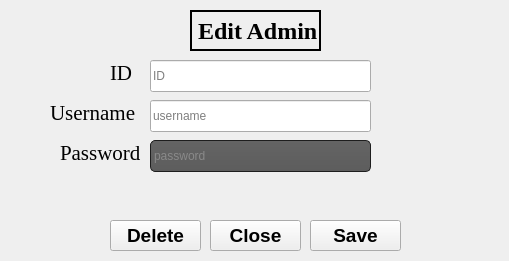
The window that gui/lmsadminedit.ui (elshobaky/MeX-LMS) describes before a commit, drawn with Qt 5.
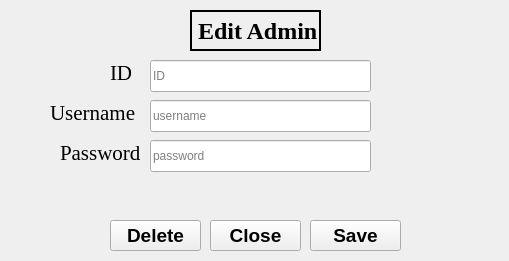
The same window after the commit. Icons and pictures are not drawn.

Patch:
```diff
--- a/gui/lmsadminedit.ui
+++ b/gui/lmsadminedit.ui
@@ -43,465 +43,7 @@
     </rect>
    </property>
    <property name="styleSheet">
-    <string notr="true">QToolTip
-{
-     border: 1px solid black;
-     background-color: #ffa02f;
-     padding: 1px;
-     border-radius: 3px;
-     opacity: 100;
-}
-
-QWidget
-{
-    color: #b1b1b1;
-    background-color: #323232;
-}
-
-QWidget:item:hover
-{
-    background-color: QLinearGradient( x1: 0, y1: 0, x2: 0, y2: 1, stop: 0 #ffa02f, stop: 1 #ca0619);
-    color: #000000;
-}
-
-QWidget:item:selected
-{
-    background-color: QLinearGradient( x1: 0, y1: 0, x2: 0, y2: 1, stop: 0 #ffa02f, stop: 1 #d7801a);
-}
-
-QMenuBar::item
-{
-    background: transparent;
-}
-
-QMenuBar::item:selected
-{
-    background: transparent;
-    border: 1px solid #ffaa00;
-}
-
-QMenuBar::item:pressed
-{
-    background: #444;
-    border: 1px solid #000;
-    background-color: QLinearGradient(
-        x1:0, y1:0,
-        x2:0, y2:1,
-        stop:1 #212121,
-        stop:0.4 #343434/*,
-        stop:0.2 #343434,
-        stop:0.1 #ffaa00*/
-    );
-    margin-bottom:-1px;
-    padding-bottom:1px;
-}
-
-QMenu
-{
-    border: 1px solid #000;
-}
-
-QMenu::item
-{
-    padding: 2px 20px 2px 20px;
-}
-
-QMenu::item:selected
-{
-    color: #000000;
-}
-
-QWidget:disabled
-{
-    color: #404040;
-    background-color: #323232;
-}
-
-QAbstractItemView
-{
-    background-color: QLinearGradient( x1: 0, y1: 0, x2: 0, y2: 1, stop: 0 #4d4d4d, stop: 0.1 #646464, stop: 1 #5d5d5d);
-}
-
-QWidget:focus
-{
-    /*border: 2px solid QLinearGradient( x1: 0, y1: 0, x2: 0, y2: 1, stop: 0 #ffa02f, stop: 1 #d7801a);*/
-}
-
-QLineEdit
-{
-    background-color: QLinearGradient( x1: 0, y1: 0, x2: 0, y2: 1, stop: 0 #4d4d4d, stop: 0 #646464, stop: 1 #5d5d5d);
-    padding: 1px;
-    border-style: solid;
-    border: 1px solid #1e1e1e;
-    border-radius: 5;
-}
-
-QPushButton
-{
-    color: #b1b1b1;
-    background-color: QLinearGradient( x1: 0, y1: 0, x2: 0, y2: 1, stop: 0 #565656, stop: 0.1 #525252, stop: 0.5 #4e4e4e, stop: 0.9 #4a4a4a, stop: 1 #464646);
-    border-width: 1px;
-    border-color: #1e1e1e;
-    border-style: solid;
-    border-radius: 6;
-    padding: 3px;
-    font-size: 12px;
-    padding-left: 5px;
-    padding-right: 5px;
-}
-
-QPushButton:pressed
-{
-    background-color: QLinearGradient( x1: 0, y1: 0, x2: 0, y2: 1, stop: 0 #2d2d2d, stop: 0.1 #2b2b2b, stop: 0.5 #292929, stop: 0.9 #282828, stop: 1 #252525);
-}
-
-QComboBox
-{
-    selection-background-color: #ffaa00;
-    background-color: QLinearGradient( x1: 0, y1: 0, x2: 0, y2: 1, stop: 0 #565656, stop: 0.1 #525252, stop: 0.5 #4e4e4e, stop: 0.9 #4a4a4a, stop: 1 #464646);
-    border-style: solid;
-    border: 1px solid #1e1e1e;
-    border-radius: 5;
-}
-
-QComboBox:hover,QPushButton:hover
-{
-    border: 2px solid QLinearGradient( x1: 0, y1: 0, x2: 0, y2: 1, stop: 0 #ffa02f, stop: 1 #d7801a);
-}
-
-
-QComboBox:on
-{
-    padding-top: 3px;
-    padding-left: 4px;
-    background-color: QLinearGradient( x1: 0, y1: 0, x2: 0, y2: 1, stop: 0 #2d2d2d, stop: 0.1 #2b2b2b, stop: 0.5 #292929, stop: 0.9 #282828, stop: 1 #252525);
-    selection-background-color: #ffaa00;
-}
-
-QComboBox QAbstractItemView
-{
-    border: 2px solid darkgray;
-    selection-background-color: QLinearGradient( x1: 0, y1: 0, x2: 0, y2: 1, stop: 0 #ffa02f, stop: 1 #d7801a);
-}
-
-QComboBox::drop-down
-{
-     subcontrol-origin: padding;
-     subcontrol-position: top right;
-     width: 15px;
-
-     border-left-width: 0px;
-     border-left-color: darkgray;
-     border-left-style: solid; /* just a single line */
-     border-top-right-radius: 3px; /* same radius as the QComboBox */
-     border-bottom-right-radius: 3px;
- }
-
-QComboBox::down-arrow
-{
-     image: url(:/down_arrow.png);
-}
-
-QGroupBox:focus
-{
-border: 2px solid QLinearGradient( x1: 0, y1: 0, x2: 0, y2: 1, stop: 0 #ffa02f, stop: 1 #d7801a);
-}
-
-QTextEdit:focus
-{
-    border: 2px solid QLinearGradient( x1: 0, y1: 0, x2: 0, y2: 1, stop: 0 #ffa02f, stop: 1 #d7801a);
-}
-
-QScrollBar:horizontal {
-     border: 1px solid #222222;
-     background: QLinearGradient( x1: 0, y1: 0, x2: 0, y2: 1, stop: 0.0 #121212, stop: 0.2 #282828, stop: 1 #484848);
-     height: 7px;
-     margin: 0px 16px 0 16px;
-}
-
-QScrollBar::handle:horizontal
-{
-      background: QLinearGradient( x1: 0, y1: 0, x2: 1, y2: 0, stop: 0 #ffa02f, stop: 0.5 #d7801a, stop: 1 #ffa02f);
-      min-height: 20px;
-      border-radius: 2px;
-}
-
-QScrollBar::add-line:horizontal {
-      border: 1px solid #1b1b19;
-      border-radius: 2px;
-      background: QLinearGradient( x1: 0, y1: 0, x2: 1, y2: 0, stop: 0 #ffa02f, stop: 1 #d7801a);
-      width: 14px;
-      subcontrol-position: right;
-      subcontrol-origin: margin;
-}
-
-QScrollBar::sub-line:horizontal {
-      border: 1px solid #1b1b19;
-      border-radius: 2px;
-      background: QLinearGradient( x1: 0, y1: 0, x2: 1, y2: 0, stop: 0 #ffa02f, stop: 1 #d7801a);
-      width: 14px;
-     subcontrol-position: left;
-     subcontrol-origin: margin;
-}
-
-QScrollBar::right-arrow:horizontal, QScrollBar::left-arrow:horizontal
-{
-      border: 1px solid black;
-      width: 1px;
-      height: 1px;
-      background: white;
-}
-
-QScrollBar::add-page:horizontal, QScrollBar::sub-page:horizontal
-{
-      background: none;
-}
-
-QScrollBar:vertical
-{
-      background: QLinearGradient( x1: 0, y1: 0, x2: 1, y2: 0, stop: 0.0 #121212, stop: 0.2 #282828, stop: 1 #484848);
-      width: 7px;
-      margin: 16px 0 16px 0;
-      border: 1px solid #222222;
-}
-
-QScrollBar::handle:vertical
-{
-      background: QLinearGradient( x1: 0, y1: 0, x2: 0, y2: 1, stop: 0 #ffa02f, stop: 0.5 #d7801a, stop: 1 #ffa02f);
-      min-height: 20px;
-      border-radius: 2px;
-}
-
-QScrollBar::add-line:vertical
-{
-      border: 1px solid #1b1b19;
-      border-radius: 2px;
-      background: QLinearGradient( x1: 0, y1: 0, x2: 0, y2: 1, stop: 0 #ffa02f, stop: 1 #d7801a);
-      height: 14px;
-      subcontrol-position: bottom;
-      subcontrol-origin: margin;
-}
-
-QScrollBar::sub-line:vertical
-{
-      border: 1px solid #1b1b19;
-      border-radius: 2px;
-      background: QLinearGradient( x1: 0, y1: 0, x2: 0, y2: 1, stop: 0 #d7801a, stop: 1 #ffa02f);
-      height: 14px;
-      subcontrol-position: top;
-      subcontrol-origin: margin;
-}
-
-QScrollBar::up-arrow:vertical, QScrollBar::down-arrow:vertical
-{
-      border: 1px solid black;
-      width: 1px;
-      height: 1px;
-      background: white;
-}
-
-
-QScrollBar::add-page:vertical, QScrollBar::sub-page:vertical
-{
-      background: none;
-}
-
-QTextEdit
-{
-    background-color: #242424;
-}
-
-QPlainTextEdit
-{
-    background-color: #242424;
-}
-
-QHeaderView::section
-{
-    background-color: QLinearGradient(x1:0, y1:0, x2:0, y2:1, stop:0 #616161, stop: 0.5 #505050, stop: 0.6 #434343, stop:1 #656565);
-    color: white;
-    padding-left: 4px;
-    border: 1px solid #6c6c6c;
-}
-
-QCheckBox:disabled
-{
-color: #414141;
-}
-
-QDockWidget::title
-{
-    text-align: center;
-    spacing: 3px; /* spacing between items in the tool bar */
-    background-color: QLinearGradient(x1:0, y1:0, x2:0, y2:1, stop:0 #323232, stop: 0.5 #242424, stop:1 #323232);
-}
-
-QDockWidget::close-button, QDockWidget::float-button
-{
-    text-align: center;
-    spacing: 1px; /* spacing between items in the tool bar */
-    background-color: QLinearGradient(x1:0, y1:0, x2:0, y2:1, stop:0 #323232, stop: 0.5 #242424, stop:1 #323232);
-}
-
-QDockWidget::close-button:hover, QDockWidget::float-button:hover
-{
-    background: #242424;
-}
-
-QDockWidget::close-button:pressed, QDockWidget::float-button:pressed
-{
-    padding: 1px -1px -1px 1px;
-}
-
-QMainWindow::separator
-{
-    background-color: QLinearGradient(x1:0, y1:0, x2:0, y2:1, stop:0 #161616, stop: 0.5 #151515, stop: 0.6 #212121, stop:1 #343434);
-    color: white;
-    padding-left: 4px;
-    border: 1px solid #4c4c4c;
-    spacing: 3px; /* spacing between items in the tool bar */
-}
-
-QMainWindow::separator:hover
-{
-
-    background-color: QLinearGradient(x1:0, y1:0, x2:0, y2:1, stop:0 #d7801a, stop:0.5 #b56c17 stop:1 #ffa02f);
-    color: white;
-    padding-left: 4px;
-    border: 1px solid #6c6c6c;
-    spacing: 3px; /* spacing between items in the tool bar */
-}
-
-QToolBar::handle
-{
-     spacing: 3px; /* spacing between items in the tool bar */
-     background: url(:/images/handle.png);
-}
-
-QMenu::separator
-{
-    height: 2px;
-    background-color: QLinearGradient(x1:0, y1:0, x2:0, y2:1, stop:0 #161616, stop: 0.5 #151515, stop: 0.6 #212121, stop:1 #343434);
-    color: white;
-    padding-left: 4px;
-    margin-left: 10px;
-    margin-right: 5px;
-}
-
-QProgressBar
-{
-    border: 2px solid grey;
-    border-radius: 5px;
-    text-align: center;
-}
-
-QProgressBar::chunk
-{
-    background-color: #d7801a;
-    width: 2.15px;
-    margin: 0.5px;
-}
-
-QTabBar::tab {
-    color: #b1b1b1;
-    border: 1px solid #444;
-    border-bottom-style: none;
-    background-color: #323232;
-    padding-left: 10px;
-    padding-right: 10px;
-    padding-top: 3px;
-    padding-bottom: 2px;
-    margin-right: -1px;
-}
-
-QTabWidget::pane {
-    border: 1px solid #444;
-    top: 1px;
-}
-
-QTabBar::tab:last
-{
-    margin-right: 0; /* the last selected tab has nothing to overlap with on the right */
-    border-top-right-radius: 3px;
-}
-
-QTabBar::tab:first:!selected
-{
- margin-left: 0px; /* the last selected tab has nothing to overlap with on the right */
-
-
-    border-top-left-radius: 3px;
-}
-
-QTabBar::tab:!selected
-{
-    color: #b1b1b1;
-    border-bottom-style: solid;
-    margin-top: 3px;
-    background-color: QLinearGradient(x1:0, y1:0, x2:0, y2:1, stop:1 #212121, stop:.4 #343434);
-}
-
-QTabBar::tab:selected
-{
-    border-top-left-radius: 3px;
-    border-top-right-radius: 3px;
-    margin-bottom: 0px;
-}
-
-QTabBar::tab:!selected:hover
-{
-    /*border-top: 2px solid #ffaa00;
-    padding-bottom: 3px;*/
-    border-top-left-radius: 3px;
-    border-top-right-radius: 3px;
-    background-color: QLinearGradient(x1:0, y1:0, x2:0, y2:1, stop:1 #212121, stop:0.4 #343434, stop:0.2 #343434, stop:0.1 #ffaa00);
-}
-
-QRadioButton::indicator:checked, QRadioButton::indicator:unchecked{
-    color: #b1b1b1;
-    background-color: #323232;
-    border: 1px solid #b1b1b1;
-    border-radius: 6px;
-}
-
-QRadioButton::indicator:checked
-{
-    background-color: qradialgradient(
-        cx: 0.5, cy: 0.5,
-        fx: 0.5, fy: 0.5,
-        radius: 1.0,
-        stop: 0.25 #ffaa00,
-        stop: 0.3 #323232
-    );
-}
-
-QCheckBox::indicator{
-    color: #b1b1b1;
-    background-color: #323232;
-    border: 1px solid #b1b1b1;
-    width: 9px;
-    height: 9px;
-}
-
-QRadioButton::indicator
-{
-    border-radius: 6px;
-}
-
-QRadioButton::indicator:hover, QCheckBox::indicator:hover
-{
-    border: 1px solid #ffaa00;
-}
-
-QCheckBox::indicator:checked
-{
-    image:url(:/images/checkbox.png);
-}
-
-QCheckBox::indicator:disabled, QRadioButton::indicator:disabled
-{
-    border: 1px solid #444;
-}</string>
+    <string notr="true"/>
    </property>
    <property name="inputMethodHints">
     <set>Qt::ImhEmailCharactersOnly|Qt::ImhHiddenText|Qt::ImhNoAutoUppercase|Qt::ImhNoPredictiveText</set>
```
